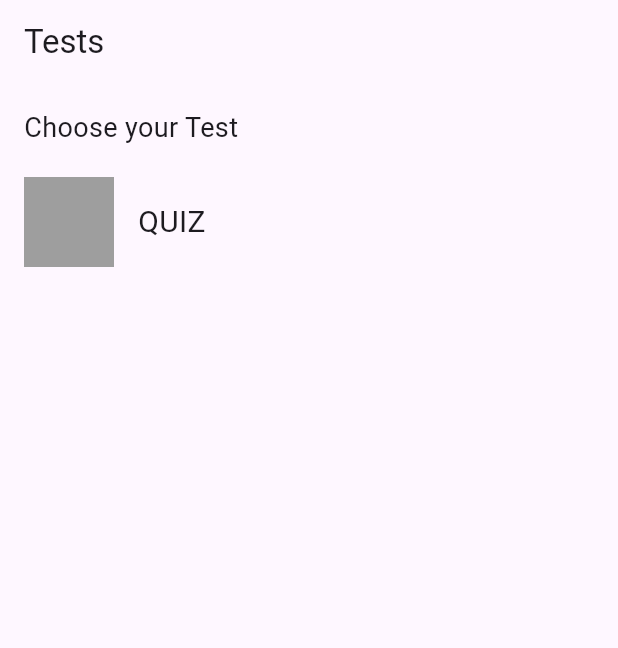
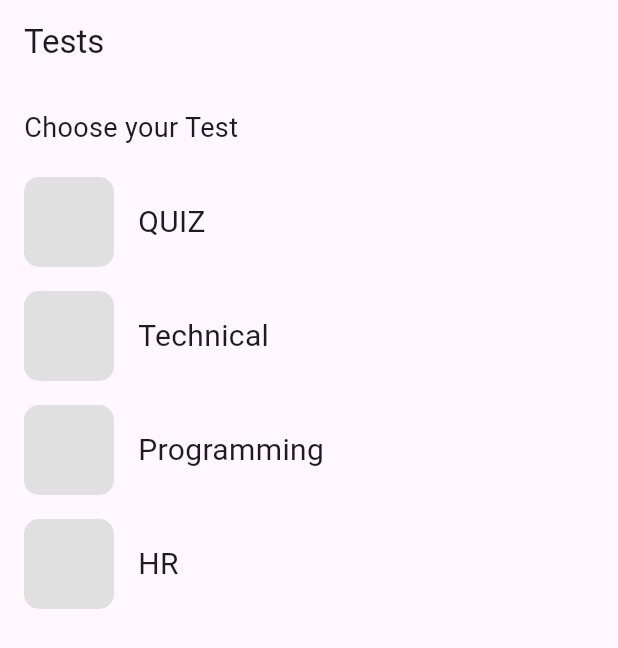
Before and after one commit to mrnayak25/carrer_nest, a Flutter app: the screen it shows after launch, on a phone screen of 412 x 824 dp. Shown: the top 648 px of the screen. Run offline on Flutter 3.47's test engine with Material 3 defaults, Android fonts, the phone set to English and light mode, and no system bars; our stand-ins replace font_awesome_flutter; statements that could not run were skipped.

Commit message:
Update dashboard.dart

```diff
--- a/lib/student/dashboard.dart
+++ b/lib/student/dashboard.dart
@@ -1,5 +1,8 @@
 import 'package:flutter/material.dart';
-import '../quiz_page.dart'; // Import Quiz Page
+import '../quiz_page.dart';
+import '../technical_page.dart';
+import '../programming_page.dart';
+import '../hr_page.dart';
 
 class DashboardPage extends StatelessWidget {
   const DashboardPage({super.key});
@@ -16,12 +19,36 @@ class DashboardPage extends StatelessWidget {
             const Text("Choose your Test", style: TextStyle(fontSize: 18)),
             const SizedBox(height: 20),
 
-            // QUIZ Button
-            GestureDetector(
+            // QUIZ
+            _buildTestTile(context, "QUIZ", const QuizPage()),
+
+            const SizedBox(height: 16),
+
+            // Technical
+            _buildTestTile(context, "Technical", const TechnicalPage()),
+
+            const SizedBox(height: 16),
+
+            // Programming
+            _buildTestTile(context, "Programming", const ProgrammingPage()),
+
+            const SizedBox(height: 16),
+
+            // HR
+            _buildTestTile(context, "HR", const HRPage()),
+          ],
+        ),
+      ),
+    );
+  }
+
+  // Reusable tile
+  Widget _buildTestTile(BuildContext context, String label, Widget page) {
+    return GestureDetector(
       onTap: () {
         Navigator.push(
           context,
-                  MaterialPageRoute(builder: (context) => const QuizPage()),
+          MaterialPageRoute(builder: (context) => page),
         );
       },
       child: Row(
@@ -29,18 +56,14 @@ class DashboardPage extends StatelessWidget {
           Container(
             width: 60,
             height: 60,
-                    color: Colors.grey,
+            decoration: BoxDecoration(
+              color: Colors.grey.shade300,
+              borderRadius: BorderRadius.circular(10),
+            ),
           ),
           const SizedBox(width: 16),
-                  const Text("QUIZ", style: TextStyle(fontSize: 20)),
+          Text(label, style: const TextStyle(fontSize: 20)),
         ],
-              ),
-            ),
-
-            const SizedBox(height: 20),
-            // Add other buttons below...
-          ],
-        ),
       ),
     );
   }
```
Lines whose indentation alone changed are shown as unchanged.
